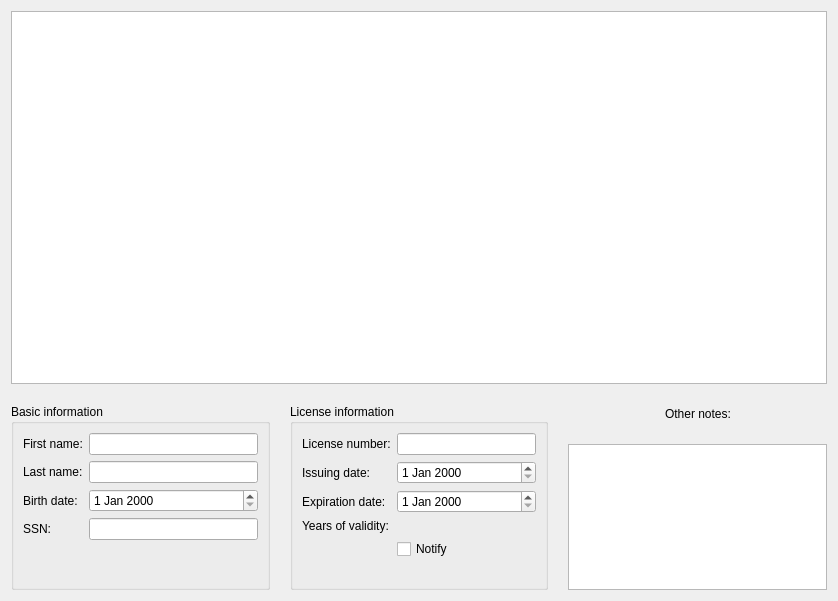
Old version of the form src/uis/profilemanagerwidget.ui in the repository riccardobellini/VehicleReminder.
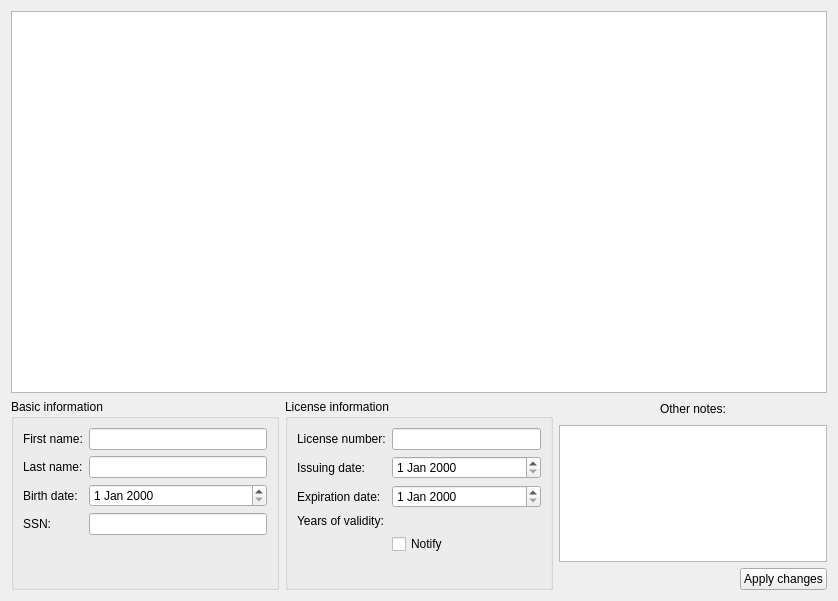
New version of the form. Custom widgets are drawn as their Qt base class.

Commit message: Add button to apply changes in profile manager

The edit to the form file:
```diff
--- a/src/uis/profilemanagerwidget.ui
+++ b/src/uis/profilemanagerwidget.ui
@@ -14,14 +14,11 @@
    <string>Profile Manager</string>
   </property>
   <layout class="QVBoxLayout" name="verticalLayout_2" stretch="2,1">
-   <property name="spacing">
-    <number>20</number>
-   </property>
    <item>
     <widget class="QListView" name="profileView"/>
    </item>
    <item>
-    <layout class="QHBoxLayout" name="horizontalLayout">
+    <layout class="QHBoxLayout" name="horizontalLayout_3">
      <item>
       <widget class="QGroupBox" name="basicInfoGroupBox">
        <property name="title">
@@ -176,6 +173,30 @@
          </property>
         </widget>
        </item>
+       <item>
+        <layout class="QHBoxLayout" name="horizontalLayout">
+         <item>
+          <spacer name="horizontalSpacer_3">
+           <property name="orientation">
+            <enum>Qt::Horizontal</enum>
+           </property>
+           <property name="sizeHint" stdset="0">
+            <size>
+             <width>40</width>
+             <height>20</height>
+            </size>
+           </property>
+          </spacer>
+         </item>
+         <item>
+          <widget class="KPushButton" name="applyChangesPushButton">
+           <property name="text">
+            <string>Apply changes</string>
+           </property>
+          </widget>
+         </item>
+        </layout>
+       </item>
       </layout>
      </item>
     </layout>
@@ -188,6 +209,11 @@
    <extends>QLineEdit</extends>
    <header>klineedit.h</header>
   </customwidget>
+  <customwidget>
+   <class>KPushButton</class>
+   <extends>QPushButton</extends>
+   <header>kpushbutton.h</header>
+  </customwidget>
   <customwidget>
    <class>KTextEdit</class>
    <extends>QTextEdit</extends>
```
